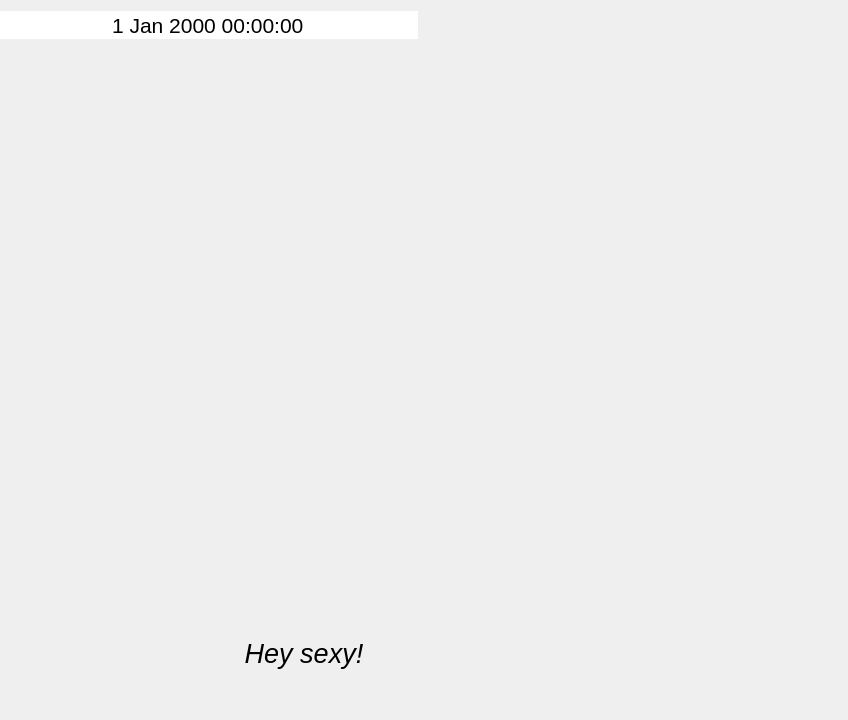
Old version of the form main/MirrorFrame.ui in the repository Risca/magicmirror; both pictures show x 432 to 1280 and y 0 to 720 of the 1280 by 720 pixel window.
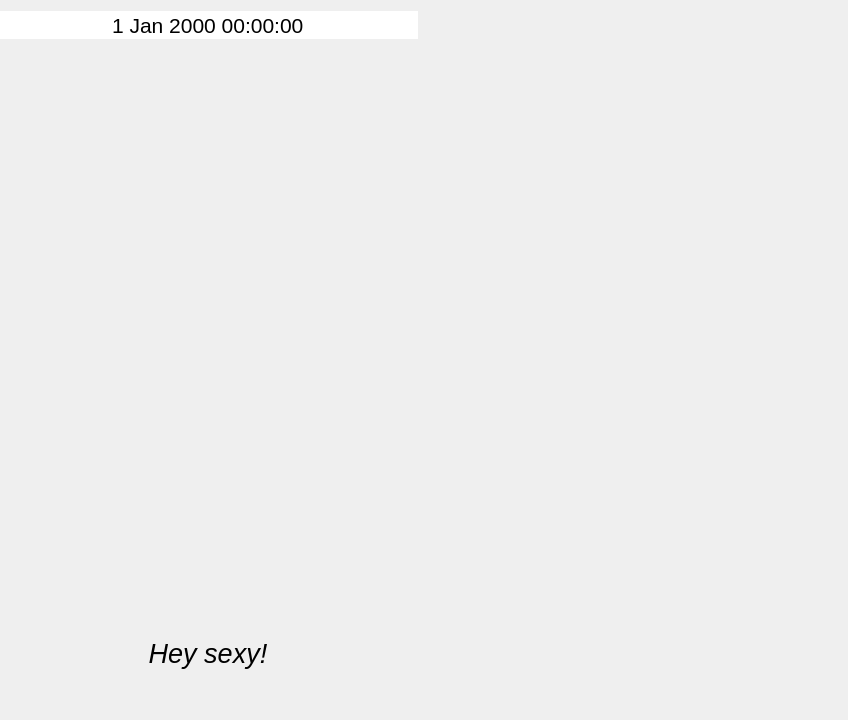
New version of the form. Custom widgets are drawn as their Qt base class.

Commit message: main: add vertical spaces to push down version label

Diff of the .ui file:
```diff
--- a/main/MirrorFrame.ui
+++ b/main/MirrorFrame.ui
@@ -123,6 +123,19 @@
    </item>
    <item row="1" column="2" rowspan="3">
     <layout class="QVBoxLayout" name="rightVerticalLayout">
+     <item>
+      <spacer name="rightVerticalSpacer">
+       <property name="orientation">
+        <enum>Qt::Vertical</enum>
+       </property>
+       <property name="sizeHint" stdset="0">
+        <size>
+         <width>200</width>
+         <height>40</height>
+        </size>
+       </property>
+      </spacer>
+     </item>
      <item>
       <widget class="QLabel" name="versionLabel">
        <property name="font">
```
The commit also changes 1 other file.
